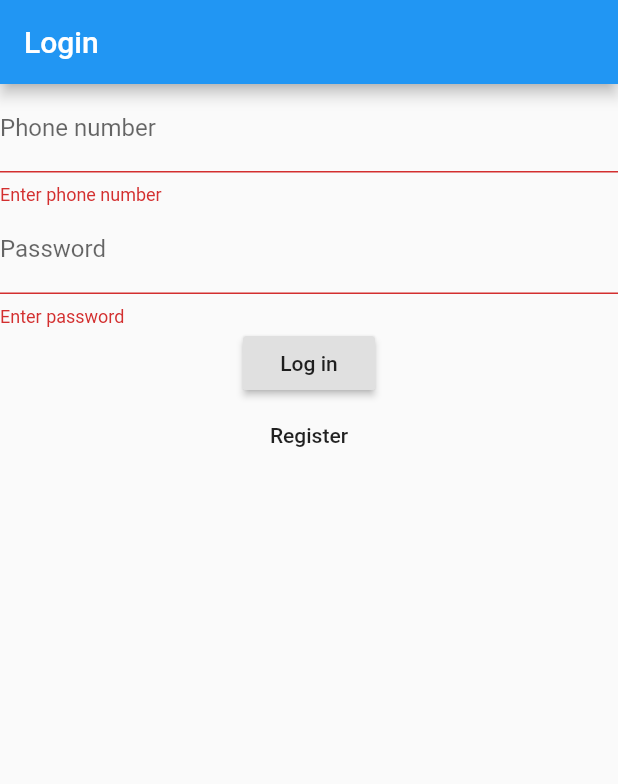
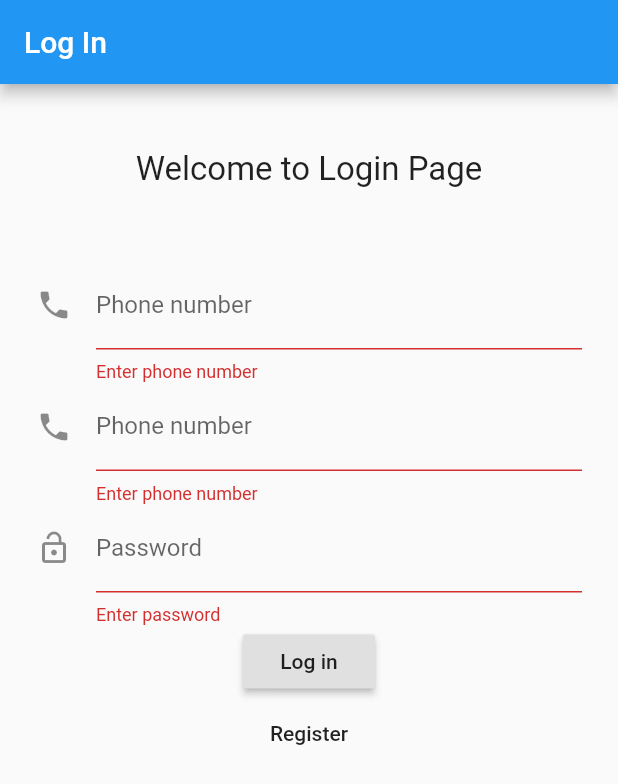
Before and after one commit to kotrotko/flutter_login2, a Flutter app: the screen it shows after launch, after a tap on "Log in", on a phone screen of 412 x 824 dp. Shown: the top 784 px of the screen. Run offline on Flutter 3.47's test engine with Material 2 defaults, Android fonts, the phone set to English and light mode, and no system bars; our stand-ins replace dio, flutter_secure_storage; network calls fail.

```diff
--- a/lib/api/client.dart
+++ b/lib/api/client.dart
@@ -87,6 +87,3 @@ class APIClient {
     });
   }
 }
-/*
-data = json.decode(response.body);
- */
--- a/lib/ui/screens/auth/login.dart
+++ b/lib/ui/screens/auth/login.dart
@@ -7,6 +7,19 @@ class LoginPage extends StatelessWidget {
   @override
   Widget build(BuildContext context) {
     return new Scaffold(
-        appBar: new AppBar(title: Text('Login')), body: LoginForm());
+      appBar: new AppBar(title: Text('Log In')),
+      body: Column(children: <Widget>[
+        SizedBox(
+          height: 44.0,
+        ),
+        Text(
+          'Welcome to Login Page',
+          style: TextStyle(
+            fontSize: 22.00,
+          ),
+        ),
+        Expanded(child: LoginForm()),
+      ]),
+    );
   }
 }
--- a/lib/ui/screens/dashboard/dashboard.dart
+++ b/lib/ui/screens/dashboard/dashboard.dart
@@ -13,6 +13,8 @@ class _DashboardState extends State<Dashboard> {
       appBar: AppBar(
         title: Text("Awesome Dashboard is coming!"),
       ),
+      body: Image.network(
+          'https://i.picsum.photos/id/1043/5184/3456.jpg?hmac=wsz2e0aFKEI0ij7mauIr2nFz2pzC8xNlgDHWHYi9qbc'),
     );
   }
 }
--- /dev/null
+++ b/lib/ui/widgets/auth/fields/phone_number.dart
@@ -0,0 +1,33 @@
+import 'package:flutter/material.dart';
+
+class PhoneNumberField extends StatefulWidget {
+  final _phoneNumberController = TextEditingController();
+
+  @override
+  _PhoneNumberFieldState createState() =>
+      _PhoneNumberFieldState(_phoneNumberController);
+}
+
+class _PhoneNumberFieldState extends State<PhoneNumberField> {
+  _PhoneNumberFieldState(_phoneNumberController);
+
+  @override
+  Widget build(
+    BuildContext context,
+  ) {
+    return TextFormField(
+      decoration: InputDecoration(
+        icon: Icon(Icons.phone),
+        labelText: 'Phone number',
+      ),
+      //controller: _phoneNumberController;,
+      keyboardType: TextInputType.phone,
+      validator: (value) {
+        if (value.isEmpty) {
+          return 'Enter phone number';
+        }
+        return null;
+      },
+    );
+  }
+}
--- a/lib/ui/widgets/auth/login/form.dart
+++ b/lib/ui/widgets/auth/login/form.dart
@@ -1,8 +1,10 @@
+import 'package:flutter/material.dart';
 import 'package:flutter_login2/api/client.dart';
 import 'package:flutter_login2/models/auth.dart';
 import 'package:flutter_login2/ui/screens/auth/register.dart';
 import 'package:flutter_login2/ui/screens/dashboard/dashboard.dart';
-import 'package:flutter/material.dart';
+
+import 'package:flutter_login2/ui/widgets/auth/fields/phone_number.dart';
 
 class LoginForm extends StatefulWidget {
   @override
@@ -25,13 +27,18 @@ class LoginFormState extends State<LoginForm> {
 
   @override
   Widget build(BuildContext context) {
-    return new Scaffold(
-      body: Form(
+    return Scaffold(
+      body: Container(
+        padding: EdgeInsets.only(top: 48.0, left: 24.0, right: 24.0),
+        child: Form(
           key: _formKey,
           child: Column(children: <Widget>[
+            PhoneNumberField(),
             TextFormField(
-            decoration: InputDecoration(labelText: 'Phone number'),
+              decoration: InputDecoration(
+                  icon: Icon(Icons.phone), labelText: 'Phone number'),
               controller: _phoneNumberController,
+              keyboardType: TextInputType.phone,
               validator: (value) {
                 if (value.isEmpty) {
                   return 'Enter phone number';
@@ -40,7 +47,8 @@ class LoginFormState extends State<LoginForm> {
               },
             ),
             TextFormField(
-            decoration: InputDecoration(labelText: 'Password'),
+              decoration: InputDecoration(
+                  icon: Icon(Icons.lock_open), labelText: 'Password'),
               controller: _passwordController,
               validator: (value) {
                 if (value.isEmpty) {
@@ -62,7 +70,8 @@ class LoginFormState extends State<LoginForm> {
                                   Navigator.pushReplacementNamed(
                                       context, Dashboard.routeName,
                                       arguments: AuthTokens(
-                                        accessToken: currentTokens.accessToken,
+                                          accessToken:
+                                              currentTokens.accessToken,
                                           refreshToken:
                                               currentTokens.refreshToken));
                                 }),
@@ -84,6 +93,7 @@ class LoginFormState extends State<LoginForm> {
             ),
           ]),
         ),
+      ),
     );
   }
 }
--- a/lib/ui/widgets/dashboard/dashboard.dart
+++ b/lib/ui/widgets/dashboard/dashboard.dart
@@ -5,7 +5,7 @@ import 'package:flutter/material.dart';
 class PrivateAppBar extends StatelessWidget {
   @override
   Widget build(BuildContext context) {
-    return new AppBar(title: Text('Dashboard'), actions: <Widget>[
+    return AppBar(title: Text('Dashboard'), actions: <Widget>[
       IconButton(
         icon: const Icon(Icons.close),
         tooltip: 'Log out',
```
Also changed, not shown: lib/ui/widgets/auth/register/form.dart (+28 -15 lines). Lines whose indentation alone changed are shown as unchanged.
